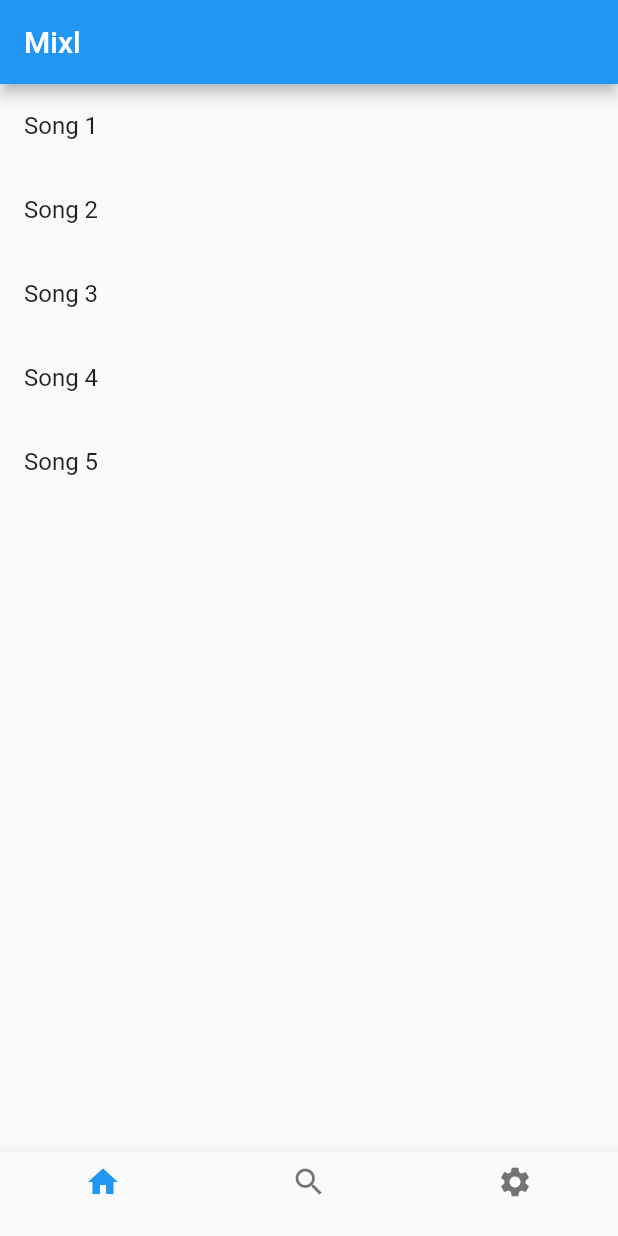
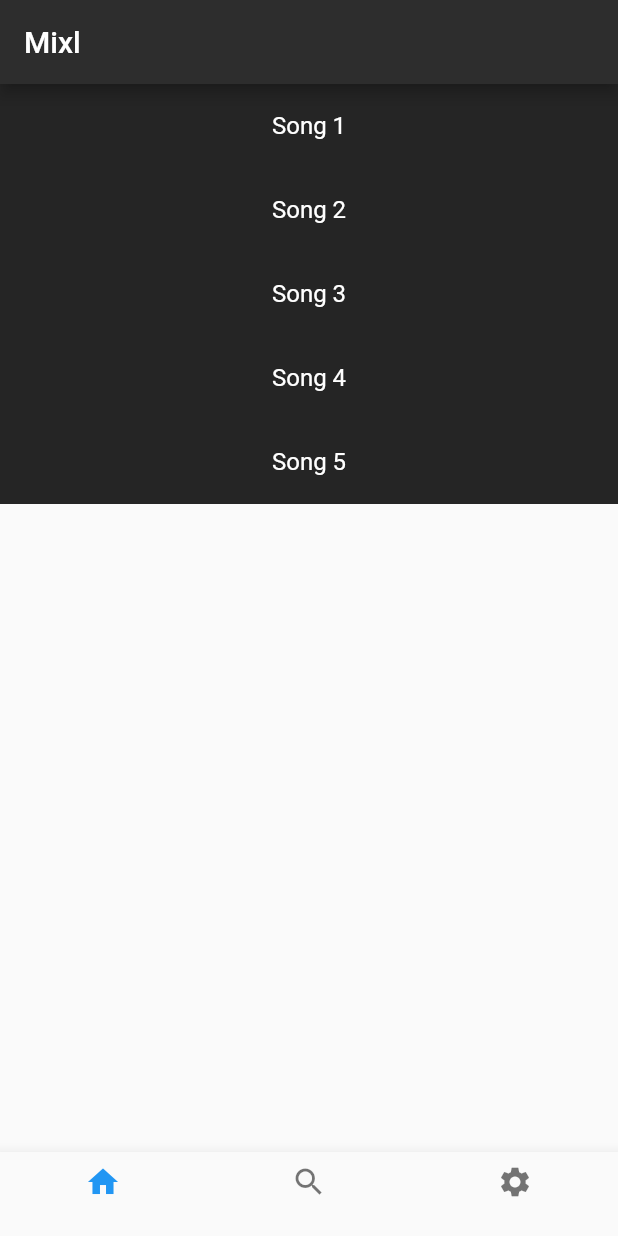
Before and after one commit to saranshahuja/mixl, a Flutter app: the screen it shows after launch, on a phone screen of 412 x 824 dp. Run offline on Flutter 3.47's test engine with Material 2 defaults, Android fonts, the phone set to English and light mode, and no system bars.

Commit message:
added more stuff to columns

```diff
--- a/lib/Pages/homeScreen.dart
+++ b/lib/Pages/homeScreen.dart
@@ -10,20 +10,25 @@ class homeScreen extends StatelessWidget {
   Widget build(BuildContext context) {
     return Scaffold(
       appBar: AppBar(
+        backgroundColor: Color(0xff2d2d2d),
         title: Text(
           "Mixl",
           textAlign: TextAlign.center,
         ),
       ),
       body: Column(
+
         mainAxisAlignment: MainAxisAlignment.start,
         children: <Widget>[
           ListView.builder(
             shrinkWrap: true,
             itemCount: songs.length,
             itemBuilder: (BuildContext context, int index) {
-              return ListTile(
-                title: Text(songs[index]),
+              return Expanded(
+
+                child: ListTile(
+                  tileColor: const Color(0xff252525),
+                  title: Text(songs[index],textAlign: TextAlign.center, style: TextStyle(color: Colors.white),),
                   onTap: () {
                     Navigator.push(
                       context,
@@ -32,12 +37,14 @@ class homeScreen extends StatelessWidget {
                       ),
                     );
                   },
+                ),
               );
             },
           ),
         ],
       ),
       bottomNavigationBar: BottomNavigationBar(
+
         //currentIndex: _selectedIndex,
         //onTap: _onItemTapped,
         items: const [
@@ -50,6 +57,7 @@ class homeScreen extends StatelessWidget {
             label: '',
           ),
           BottomNavigationBarItem(
+
             icon: Icon(Icons.settings),
             label: '',
           ),
```
Also changed, not shown: lib/Pages/PlayerView.dart (+4 -4 lines), lib/Pages/Search.dart (deleted). Lines whose indentation alone changed are shown as unchanged.
